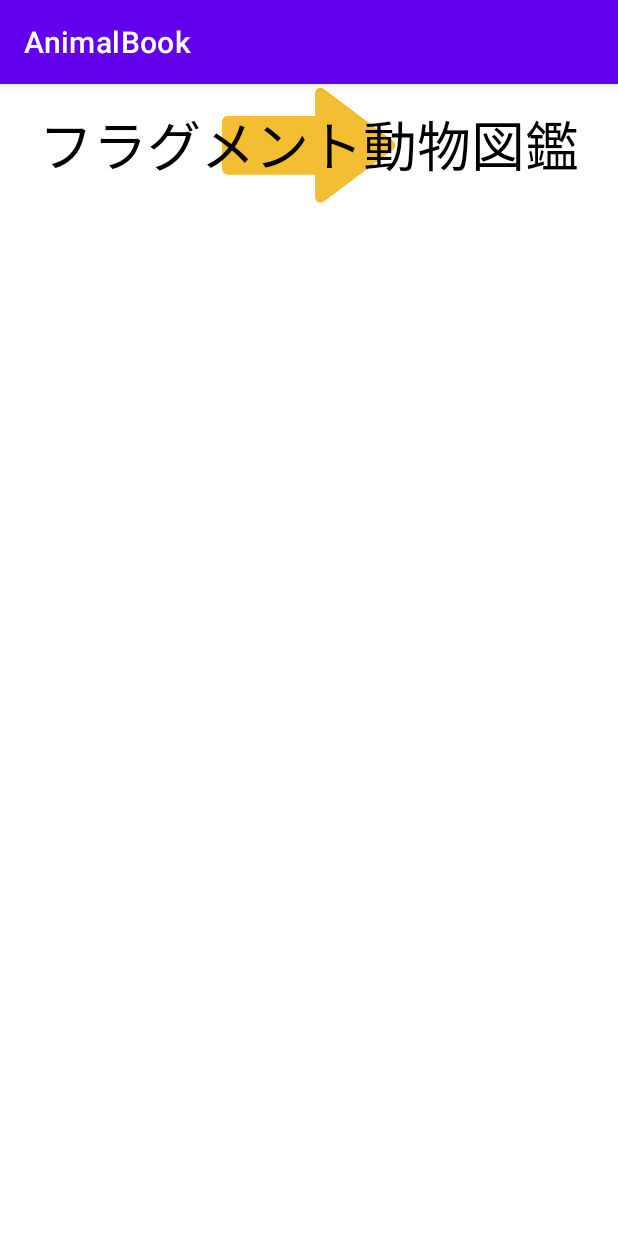
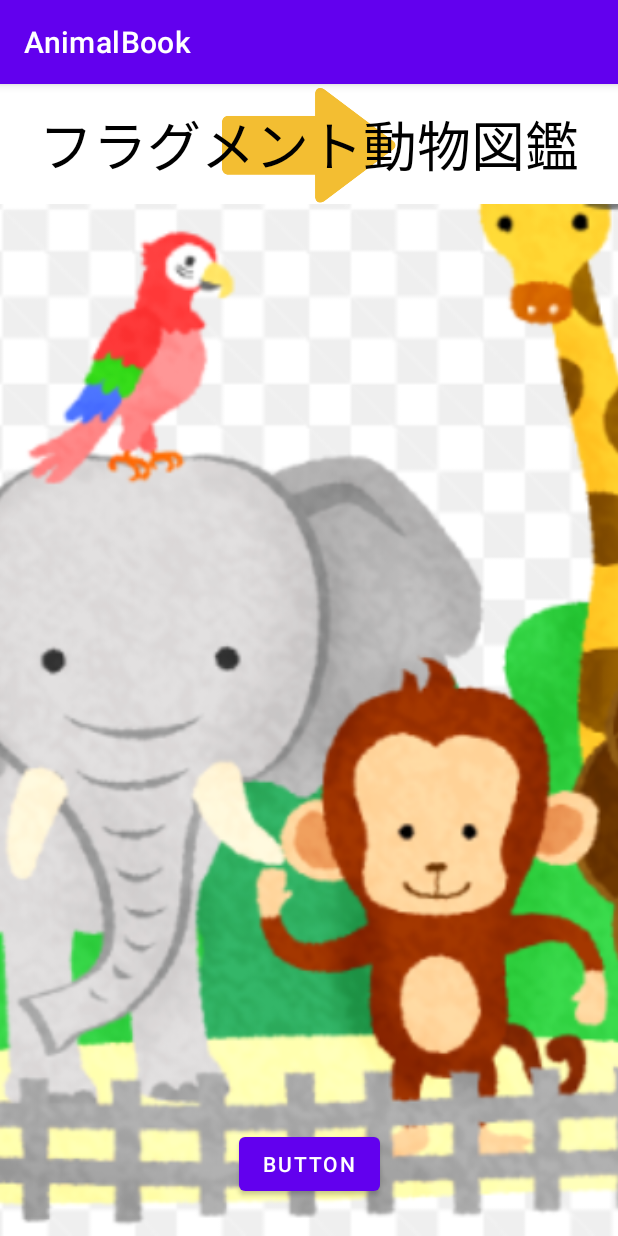
Before and after one commit to chisato30/AnimalBook, an Android app: the screen it shows after launch (MainActivity), on a phone screen of 412 x 824 dp. Run offline under Robolectric (Android 15) with nearby library versions, the phone set to English and light mode, and no system bars.

Commit message:
mainのボタン・イメージ追加

```diff
--- a/app/src/main/res/layout/activity_main.xml
+++ b/app/src/main/res/layout/activity_main.xml
@@ -15,4 +15,25 @@
         app:layout_constraintStart_toStartOf="parent"
         app:layout_constraintTop_toTopOf="parent"
         tools:layout="@layout/fragment_title" />
+
+    <ImageView
+        android:id="@+id/arrowImage"
+        android:layout_width="0dp"
+        android:layout_height="0dp"
+        android:scaleType="centerCrop"
+        app:layout_constraintBottom_toBottomOf="parent"
+        app:layout_constraintEnd_toEndOf="parent"
+        app:layout_constraintStart_toStartOf="parent"
+        app:layout_constraintTop_toBottomOf="@+id/titleFragment"
+        app:srcCompat="@drawable/safari" />
+
+    <Button
+        android:id="@+id/nextButton"
+        android:layout_width="wrap_content"
+        android:layout_height="wrap_content"
+        android:layout_marginBottom="24dp"
+        android:text="Button"
+        app:layout_constraintBottom_toBottomOf="@+id/arrowImage"
+        app:layout_constraintEnd_toEndOf="parent"
+        app:layout_constraintStart_toStartOf="parent" />
 </androidx.constraintlayout.widget.ConstraintLayout>
--- a/app/src/main/res/values/strings.xml
+++ b/app/src/main/res/values/strings.xml
@@ -3,4 +3,5 @@
     <!-- TODO: Remove or change this placeholder text -->
     <string name="hello_blank_fragment">Hello blank fragment</string>
     <string name="title_text">フラグメント動物図鑑</string>
+    <string name="next_text">次へ</string>
 </resources>
```
